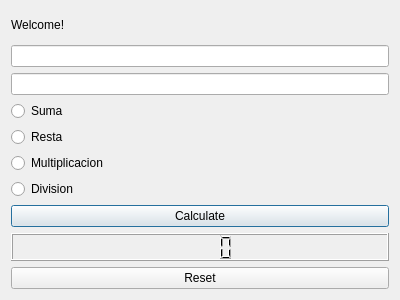
The window that dialog.ui (pacopedraza/QTLogin) describes before a commit, drawn with Qt 5.
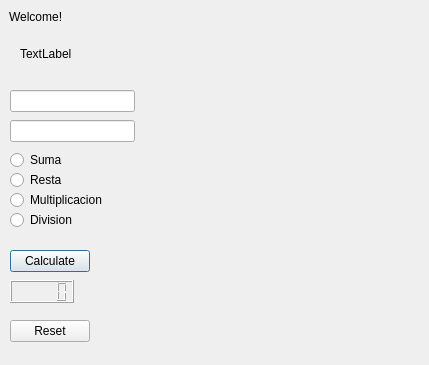
The same window after the commit.

```diff
--- a/dialog.ui
+++ b/dialog.ui
@@ -6,73 +6,147 @@
    <rect>
     <x>0</x>
     <y>0</y>
-    <width>400</width>
-    <height>300</height>
+    <width>429</width>
+    <height>365</height>
    </rect>
   </property>
   <property name="windowTitle">
    <string>Dialog</string>
   </property>
-  <layout class="QVBoxLayout" name="verticalLayout">
-   <item>
     <widget class="QLabel" name="label">
+   <property name="geometry">
+    <rect>
+     <x>9</x>
+     <y>9</y>
+     <width>61</width>
+     <height>16</height>
+    </rect>
+   </property>
      <property name="text">
       <string>Welcome!</string>
      </property>
     </widget>
-   </item>
-   <item>
-    <widget class="QLineEdit" name="txtnum1"/>
-   </item>
-   <item>
-    <widget class="QLineEdit" name="txtnum2"/>
-   </item>
-   <item>
+  <widget class="QLineEdit" name="txtnum1">
+   <property name="geometry">
+    <rect>
+     <x>10</x>
+     <y>90</y>
+     <width>125</width>
+     <height>22</height>
+    </rect>
+   </property>
+  </widget>
+  <widget class="QLineEdit" name="txtnum2">
+   <property name="geometry">
+    <rect>
+     <x>10</x>
+     <y>120</y>
+     <width>125</width>
+     <height>22</height>
+    </rect>
+   </property>
+  </widget>
     <widget class="QRadioButton" name="rbtn_suma">
+   <property name="geometry">
+    <rect>
+     <x>10</x>
+     <y>150</y>
+     <width>60</width>
+     <height>20</height>
+    </rect>
+   </property>
      <property name="text">
       <string>Suma</string>
      </property>
     </widget>
-   </item>
-   <item>
     <widget class="QRadioButton" name="rbtn_resta">
+   <property name="geometry">
+    <rect>
+     <x>10</x>
+     <y>170</y>
+     <width>59</width>
+     <height>20</height>
+    </rect>
+   </property>
      <property name="text">
       <string>Resta</string>
      </property>
     </widget>
-   </item>
-   <item>
     <widget class="QRadioButton" name="rbtn_multi">
+   <property name="geometry">
+    <rect>
+     <x>10</x>
+     <y>190</y>
+     <width>108</width>
+     <height>20</height>
+    </rect>
+   </property>
      <property name="text">
       <string>Multiplicacion</string>
      </property>
     </widget>
-   </item>
-   <item>
     <widget class="QRadioButton" name="rbtn_div">
+   <property name="geometry">
+    <rect>
+     <x>10</x>
+     <y>210</y>
+     <width>73</width>
+     <height>20</height>
+    </rect>
+   </property>
      <property name="text">
       <string>Division</string>
      </property>
     </widget>
-   </item>
-   <item>
     <widget class="QPushButton" name="btnCalculate">
+   <property name="geometry">
+    <rect>
+     <x>10</x>
+     <y>250</y>
+     <width>80</width>
+     <height>22</height>
+    </rect>
+   </property>
      <property name="text">
       <string>Calculate</string>
      </property>
     </widget>
-   </item>
-   <item>
-    <widget class="QLCDNumber" name="lcdNumber"/>
-   </item>
-   <item>
+  <widget class="QLCDNumber" name="lcdNumber">
+   <property name="geometry">
+    <rect>
+     <x>10</x>
+     <y>280</y>
+     <width>64</width>
+     <height>23</height>
+    </rect>
+   </property>
+  </widget>
     <widget class="QPushButton" name="btnReset">
+   <property name="geometry">
+    <rect>
+     <x>10</x>
+     <y>320</y>
+     <width>80</width>
+     <height>22</height>
+    </rect>
+   </property>
      <property name="text">
       <string>Reset</string>
      </property>
     </widget>
-   </item>
-  </layout>
+  <widget class="QLabel" name="lbl_time">
+   <property name="geometry">
+    <rect>
+     <x>20</x>
+     <y>43</y>
+     <width>81</width>
+     <height>21</height>
+    </rect>
+   </property>
+   <property name="text">
+    <string>TextLabel</string>
+   </property>
+  </widget>
  </widget>
  <resources/>
  <connections/>
```
Lines whose indentation alone changed are shown as unchanged.
